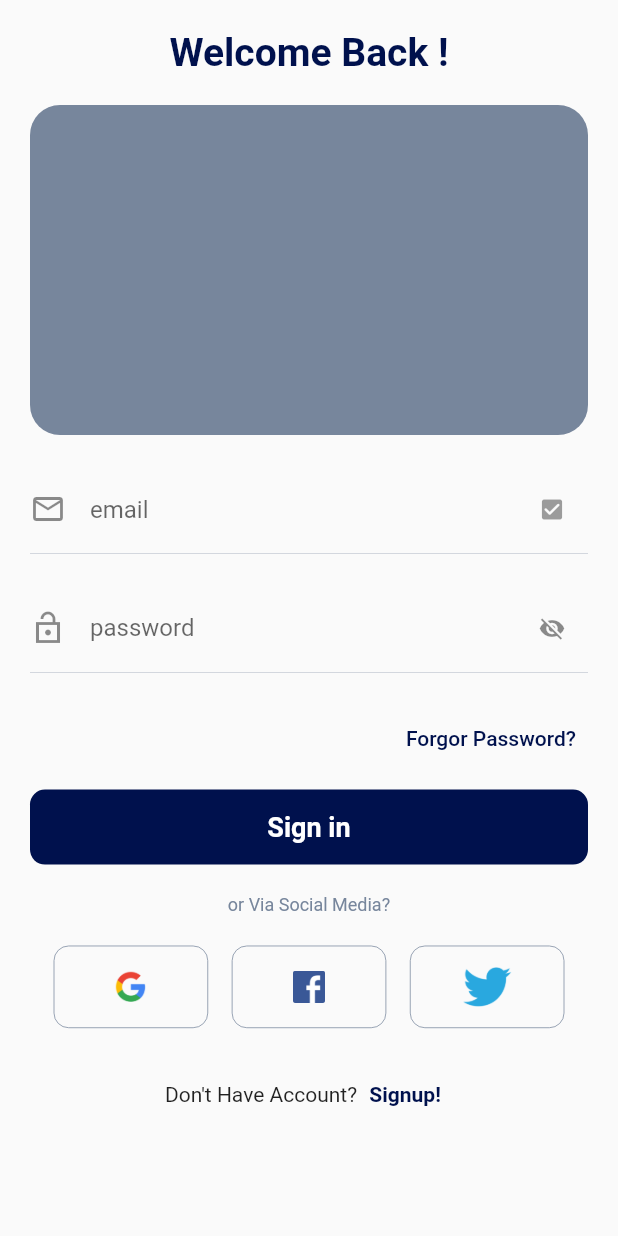
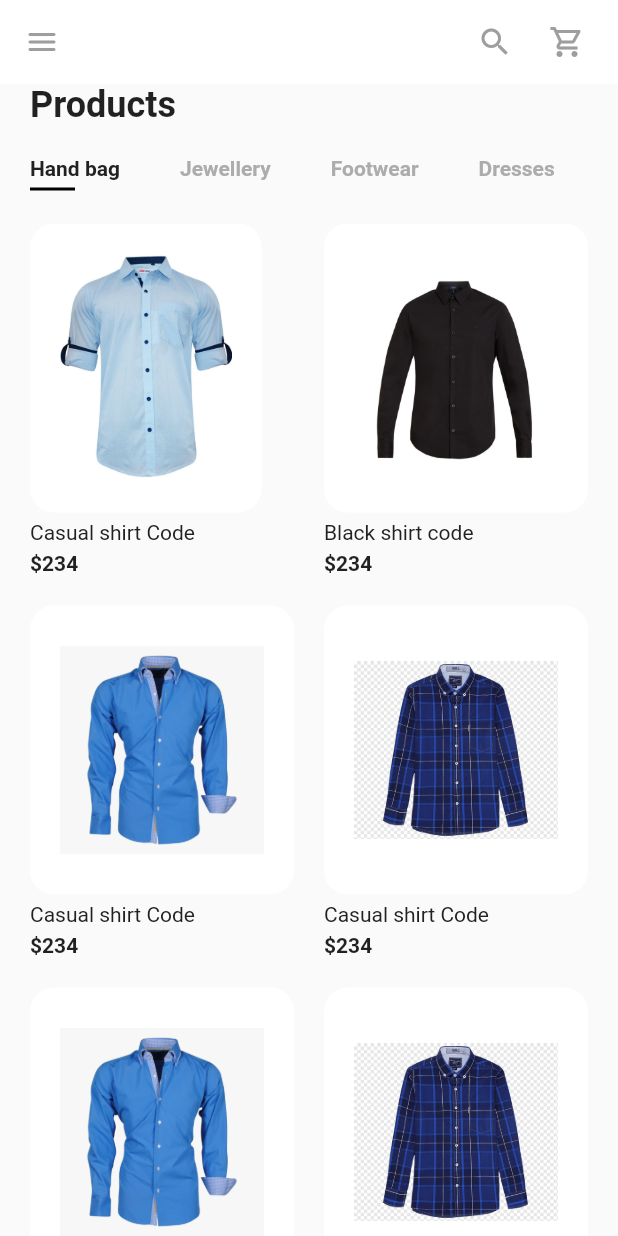
Before and after one commit to Mrvsolutions/Danini, a Flutter app: the LoginScreen screen opened directly, after a tap on "Sign in", on a phone screen of 412 x 824 dp. Run offline on Flutter 3.47's test engine with Material 2 defaults, Android fonts, the phone set to English and light mode, and no system bars.

Commit message:
product list screen

```diff
--- a/lib/Comman/ColorFile.dart
+++ b/lib/Comman/ColorFile.dart
@@ -1,4 +1,6 @@
 import 'package:flutter/material.dart';
 
-const Color dPrimeryColors = Color(0xFF00114d);
-const Color dSecondaryColors = Color(0xFF77869C);
+const dPrimeryColors = Color(0xFF00114d);
+const dSecondaryColors = Color(0xFF77869C);
+const kTextColor = Color(0xFF212121);
+const kTextLightColor = Color(0xFFACACAC);
--- /dev/null
+++ b/lib/Screen/home/components/body.dart
@@ -0,0 +1,52 @@
+import 'package:danini/Screen/login_scree.dart';
+import 'package:danini/models/Product.dart';
+import 'package:flutter/material.dart';
+import 'categorries.dart';
+import 'item_card.dart';
+
+class Body extends StatelessWidget {
+  @override
+  Widget build(BuildContext context) {
+    return Column(
+      crossAxisAlignment: CrossAxisAlignment.start,
+      children: <Widget>[
+        Padding(
+          padding: const EdgeInsets.symmetric(horizontal: 20),
+          child: Text(
+            "Products",
+            style: Theme.of(context)
+                .textTheme
+                .headline5!
+                .copyWith(fontWeight: FontWeight.bold),
+          ),
+        ),
+        Categories(),
+        Expanded(
+          child: Padding(
+            padding: const EdgeInsets.symmetric(horizontal: 20),
+            child: GridView.builder(
+                itemCount: products.length,
+                gridDelegate: SliverGridDelegateWithFixedCrossAxisCount(
+                  crossAxisCount: 2,
+                  mainAxisSpacing: 20,
+                  crossAxisSpacing: 20,
+                  childAspectRatio: 0.75,
+                ),
+                itemBuilder: (context, index) => ItemCard(
+                      product: products[index],
+                      press: () {
+                        Navigator.push(
+                            context,
+                            MaterialPageRoute(
+                              builder: (context) =>
+                                  LoginScreen(
+                                  ),
+                            ));
+                      },
+                    )),
+          ),
+        ),
+      ],
+    );
+  }
+}
--- /dev/null
+++ b/lib/Screen/home/components/categorries.dart
@@ -0,0 +1,60 @@
+import 'package:danini/Comman/ColorFile.dart';
+import 'package:flutter/material.dart';
+
+// We need satefull widget for our categories
+
+class Categories extends StatefulWidget {
+  @override
+  _CategoriesState createState() => _CategoriesState();
+}
+
+class _CategoriesState extends State<Categories> {
+  List<String> categories = ["Hand bag", "Jewellery", "Footwear", "Dresses"];
+  // By default our first item will be selected
+  int selectedIndex = 0;
+  @override
+  Widget build(BuildContext context) {
+    return Padding(
+      padding: const EdgeInsets.symmetric(vertical: 20),
+      child: SizedBox(
+        height: 25,
+        child: ListView.builder(
+          scrollDirection: Axis.horizontal,
+          itemCount: categories.length,
+          itemBuilder: (context, index) => buildCategory(index),
+        ),
+      ),
+    );
+  }
+
+  Widget buildCategory(int index) {
+    return GestureDetector(
+      onTap: () {
+        setState(() {
+          selectedIndex = index;
+        });
+      },
+      child: Padding(
+        padding: const EdgeInsets.symmetric(horizontal: 20),
+        child: Column(
+          crossAxisAlignment: CrossAxisAlignment.start,
+          children: <Widget>[
+            Text(
+              categories[index],
+              style: TextStyle(
+                fontWeight: FontWeight.bold,
+                color: selectedIndex == index ? kTextColor : kTextLightColor,
+              ),
+            ),
+            Container(
+              margin: EdgeInsets.only(top: 20 / 4), //top padding 5
+              height: 2,
+              width: 30,
+              color: selectedIndex == index ? Colors.black : Colors.transparent,
+            )
+          ],
+        ),
+      ),
+    );
+  }
+}
--- /dev/null
+++ b/lib/Screen/home/components/item_card.dart
@@ -0,0 +1,55 @@
+import 'package:danini/Comman/ColorFile.dart';
+import 'package:danini/models/Product.dart';
+import 'package:flutter/material.dart';
+
+
+class ItemCard extends StatelessWidget {
+  final Product product;
+  final Function press;
+  const ItemCard({
+    Key? key,
+    required this.product,
+    required this.press,
+  }) : super(key: key);
+
+  @override
+  Widget build(BuildContext context) {
+    return GestureDetector(
+     // onTap: press,
+      child: Column(
+        crossAxisAlignment: CrossAxisAlignment.start,
+        children: <Widget>[
+          Expanded(
+            child: Container(
+              padding: EdgeInsets.all(20),
+              // For  demo we use fixed height  and width
+              // Now we dont need them
+              // height: 180,
+              // width: 160,
+              decoration: BoxDecoration(
+                color: product.color,
+                borderRadius: BorderRadius.circular(16),
+              ),
+              child: Hero(
+                tag: "${product.id}",
+                child: Image.asset(product.image),
+              ),
+            ),
+          ),
+          Padding(
+            padding: const EdgeInsets.symmetric(vertical: 20 / 4),
+            child: Text(
+              // products is out demo list
+              product.title,
+              style: TextStyle(color: kTextColor),
+            ),
+          ),
+          Text(
+            "\$${product.price}",
+            style: TextStyle(fontWeight: FontWeight.bold),
+          )
+        ],
+      ),
+    );
+  }
+}
--- /dev/null
+++ b/lib/Screen/home/home_screen.dart
@@ -0,0 +1,34 @@
+import 'package:danini/Screen/home/components/body.dart';
+import 'package:flutter/material.dart';
+
+class HomeScreen extends StatelessWidget {
+  @override
+  Widget build(BuildContext context) {
+    return Scaffold(
+      appBar: buildAppBar(),
+      body: Body(),
+    );
+  }
+
+  AppBar buildAppBar() {
+    return AppBar(
+      backgroundColor: Colors.white,
+      elevation: 0,
+      leading: IconButton(
+        icon: Icon(Icons.menu_rounded,color: Colors.grey,),
+        onPressed: () {},
+      ),
+      actions: <Widget>[
+        IconButton(
+          icon: Icon(Icons.search,color: Colors.grey),
+          onPressed: () {},
+        ),
+        IconButton(
+          icon: Icon(Icons.shopping_cart_outlined,color: Colors.grey),
+          onPressed: () {},
+        ),
+        SizedBox(width: 20 / 2)
+      ],
+    );
+  }
+}
--- a/lib/Screen/login_scree.dart
+++ b/lib/Screen/login_scree.dart
@@ -1,5 +1,6 @@
 import 'package:danini/Comman/ColorFile.dart';
 import 'package:danini/Comman/stringfile.dart';
+import 'package:danini/Screen/home/home_screen.dart';
 import 'package:flutter/material.dart';
 import 'package:flutter/cupertino.dart';
 
@@ -57,7 +58,12 @@ class LoginScreen extends StatelessWidget {
             ),
             SizedBox(height: 10),
             GestureDetector(
-              onTap: () {},
+              onTap: () {
+                Navigator.of(context).pushAndRemoveUntil(
+                    MaterialPageRoute(
+                        builder: (BuildContext context) => HomeScreen()),
+                        (Route<dynamic> route) => false);
+              },
               child: Container(
                 width: double.infinity,
                 height: 50,
--- /dev/null
+++ b/lib/models/Product.dart
@@ -0,0 +1,72 @@
+import 'package:flutter/material.dart';
+import 'package:flutter/cupertino.dart';
+
+class Product {
+  final String image, title, description;
+  final int price, size, id;
+  final Color color;
+  Product({
+    required this.id,
+    required this.image,
+    required this.title,
+    required this.price,
+    required this.description,
+    required this.size,
+    required this.color,
+  });
+}
+
+List<Product> products = [
+  Product(
+      id: 1,
+      title: "Casual shirt Code",
+      price: 234,
+      size: 12,
+      description: dummyText,
+      image: "assets/shirt1.jpeg",
+      color: Color(0xFFffffff)),
+  Product(
+      id: 2,
+      title: "Black shirt code",
+      price: 234,
+      size: 8,
+      description: dummyText,
+      image: "assets/shirts2.jpeg",
+      color: Color(0xFFffffff)),
+  Product(
+      id: 3,
+      title: "Casual shirt Code",
+      price: 234,
+      size: 10,
+      description: dummyText,
+      image: "assets/shirts3.png",
+      color: Color(0xFFffffff)),
+  Product(
+      id: 4,
+      title: "Casual shirt Code",
+      price: 234,
+      size: 11,
+      description: dummyText,
+      image: "assets/shirts4.png",
+      color: Color(0xFFffffff)),
+  Product(
+      id: 5,
+      title: "Casual shirt Code",
+      price: 234,
+      size: 12,
+      description: dummyText,
+      image: "assets/shirts3.png",
+      color: Color(0xFFffffff)),
+  Product(
+    id: 6,
+    title: "Casual shirt Code",
+    price: 234,
+    size: 12,
+    description: dummyText,
+    image: "assets/shirts4.png",
+    color: Color(0xFFffffff),
+  ),
+];
+
+String dummyText =
+    "Lorem Ipsum is simply dummy text of the printing and typesetting industry. Lorem Ipsum has been the industry's standard dummy text ever since. When an unknown printer took a galley.";
```
Also changed, not shown: assets/shirt1.jpeg (added), assets/shirts2.jpeg (added), assets/shirts3.png (added), assets/shirts4.png (added).
